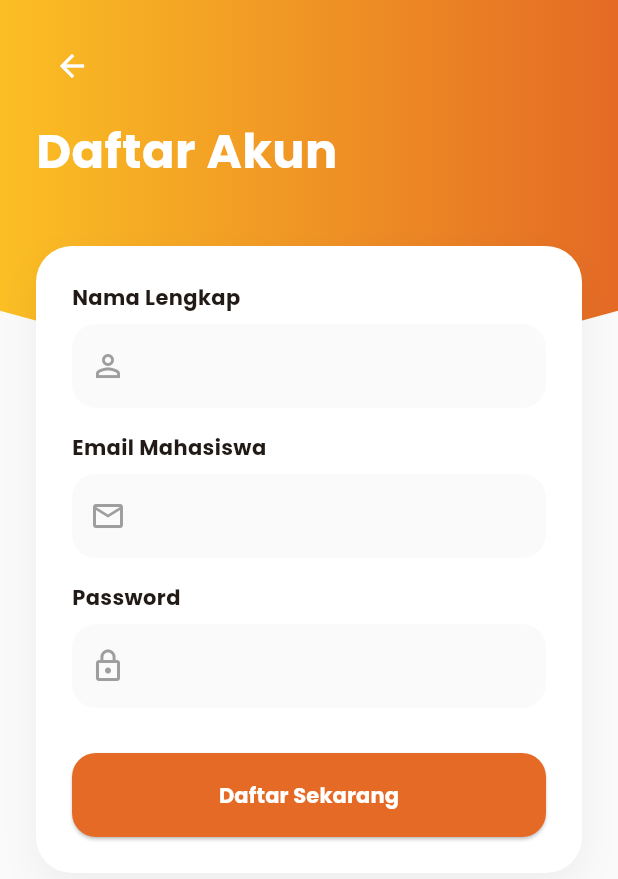
After one commit to christianhw27/food-court-plus, a Flutter app: the RegisterScreen screen opened directly, on a phone screen of 412 x 824 dp. The commit adds this screen. Shown: the top 879 px of the screen. Run offline on Flutter 3.47's test engine with Material 3 defaults, Android fonts, the phone set to English and light mode, and no system bars; our stand-ins replace cloud_firestore, firebase_auth, firebase_core, lottie, shared_preferences; accounts and stored records are empty.

Commit message:
mboh cokkkk

```diff
--- /dev/null
+++ b/lib/models/user_model.dart
@@ -0,0 +1,43 @@
+import 'package:cloud_firestore/cloud_firestore.dart';
+
+class UserModel {
+  final String uid;
+  final String email;
+  final String name;
+  final String role; // 'buyer', 'seller', 'admin'
+
+  UserModel({
+    required this.uid,
+    required this.email,
+    required this.name,
+    required this.role,
+  });
+
+  Map<String, dynamic> toMap() {
+    return {
+      'uid': uid,
+      'email': email,
+      'name': name,
+      'role': role,
+    };
+  }
+
+  factory UserModel.fromMap(Map<String, dynamic> map) {
+    return UserModel(
+      uid: map['uid'] ?? '',
+      email: map['email'] ?? '',
+      name: map['name'] ?? '',
+      role: map['role'] ?? 'buyer',
+    );
+  }
+
+  factory UserModel.fromDocument(DocumentSnapshot doc) {
+    final data = doc.data() as Map<String, dynamic>;
+    return UserModel(
+      uid: doc.id,
+      email: data['email'] ?? '',
+      name: data['name'] ?? '',
+      role: data['role'] ?? 'buyer',
+    );
+  }
+}
--- /dev/null
+++ b/lib/screens/auth/register_screen.dart
@@ -0,0 +1,178 @@
+import 'package:flutter/material.dart';
+import '../../core/theme.dart';
+import '../../services/auth_service.dart';
+
+class RegisterScreen extends StatefulWidget {
+  const RegisterScreen({super.key});
+
+  @override
+  State<RegisterScreen> createState() => _RegisterScreenState();
+}
+
+class _RegisterScreenState extends State<RegisterScreen> {
+  final _nameController = TextEditingController();
+  final _emailController = TextEditingController();
+  final _passwordController = TextEditingController();
+  final _authService = AuthService();
+
+  bool _isLoading = false;
+
+  void _register() async {
+    if (_nameController.text.isEmpty || _emailController.text.isEmpty || _passwordController.text.isEmpty) {
+      ScaffoldMessenger.of(context).showSnackBar(
+        const SnackBar(content: Text('Tolong isi semua field')),
+      );
+      return;
+    }
+
+    setState(() => _isLoading = true);
+
+    try {
+      await _authService.registerUser(
+        email: _emailController.text.trim(),
+        password: _passwordController.text.trim(),
+        name: _nameController.text.trim(),
+        role: 'buyer', // Default selalu buyer demi keamanan
+      );
+      if (mounted) {
+        Navigator.pop(context); // Kembali ke Login setelah sukses
+        ScaffoldMessenger.of(context).showSnackBar(
+          const SnackBar(content: Text('Registrasi Berhasil! Silakan Login')),
+        );
+      }
+    } catch (e) {
+      if (mounted) {
+        ScaffoldMessenger.of(context).showSnackBar(
+          SnackBar(content: Text('Error: ${e.toString()}')),
+        );
+      }
+    } finally {
+      if (mounted) setState(() => _isLoading = false);
+    }
+  }
+
+  @override
+  Widget build(BuildContext context) {
+    return Scaffold(
+      backgroundColor: AppTheme.backgroundColor,
+      body: Stack(
+        children: [
+          // Header Curve (reuse custom clipper logic or similar)
+          ClipPath(
+            clipper: RegisterHeaderClipper(),
+            child: Container(
+              height: MediaQuery.of(context).size.height * 0.3,
+              decoration: const BoxDecoration(
+                gradient: LinearGradient(
+                  colors: [Color(0xFFFBBF24), AppTheme.primaryColor],
+                ),
+              ),
+            ),
+          ),
+
+          SafeArea(
+            child: SingleChildScrollView(
+              padding: const EdgeInsets.symmetric(horizontal: 24.0),
+              child: Column(
+                crossAxisAlignment: CrossAxisAlignment.start,
+                children: [
+                  const SizedBox(height: 20),
+                  IconButton(
+                    icon: const Icon(Icons.arrow_back, color: Colors.white),
+                    onPressed: () => Navigator.pop(context),
+                  ),
+                  const SizedBox(height: 10),
+                  const Text(
+                    'Daftar Akun',
+                    style: TextStyle(
+                      fontSize: 32,
+                      fontWeight: FontWeight.bold,
+                      color: Colors.white,
+                    ),
+                  ),
+                  const SizedBox(height: 40),
+
+                  Container(
+                    padding: const EdgeInsets.all(24),
+                    decoration: BoxDecoration(
+                      color: Colors.white,
+                      borderRadius: BorderRadius.circular(24),
+                      boxShadow: [
+                        BoxShadow(
+                          color: Colors.black.withValues(alpha: 0.05),
+                          blurRadius: 20,
+                          offset: const Offset(0, 10),
+                        ),
+                      ],
+                    ),
+                    child: Column(
+                      children: [
+                        _buildTextField('Nama Lengkap', _nameController, Icons.person_outline),
+                        const SizedBox(height: 16),
+                        _buildTextField('Email Mahasiswa', _emailController, Icons.email_outlined),
+                        const SizedBox(height: 16),
+                        _buildTextField('Password', _passwordController, Icons.lock_outline, isPassword: true),
+                        const SizedBox(height: 30),
+
+                        SizedBox(
+                          width: double.infinity,
+                          height: 56,
+                          child: ElevatedButton(
+                            style: ElevatedButton.styleFrom(
+                              backgroundColor: AppTheme.primaryColor,
+                              shape: RoundedRectangleBorder(borderRadius: BorderRadius.circular(16)),
+                            ),
+                            onPressed: _isLoading ? null : _register,
+                            child: _isLoading
+                              ? const CircularProgressIndicator(color: Colors.white)
+                              : const Text('Daftar Sekarang', style: TextStyle(color: Colors.white, fontWeight: FontWeight.bold)),
+                          ),
+                        ),
+                      ],
+                    ),
+                  ),
+                ],
+              ),
+            ),
+          ),
+        ],
+      ),
+    );
+  }
+
+  Widget _buildTextField(String label, TextEditingController controller, IconData icon, {bool isPassword = false}) {
+    return Column(
+      crossAxisAlignment: CrossAxisAlignment.start,
+      children: [
+        Text(label, style: const TextStyle(fontSize: 14, fontWeight: FontWeight.bold)),
+        const SizedBox(height: 8),
+        TextField(
+          controller: controller,
+          obscureText: isPassword,
+          decoration: InputDecoration(
+            filled: true,
+            fillColor: AppTheme.backgroundColor,
+            prefixIcon: Icon(icon, color: Colors.grey),
+            border: OutlineInputBorder(borderRadius: BorderRadius.circular(16), borderSide: BorderSide.none),
+          ),
+        ),
+      ],
+    );
+  }
+}
+
+class RegisterHeaderClipper extends CustomClipper<Path> {
+  @override
+  Path getClip(Size size) {
+    var path = Path();
+    path.lineTo(0, size.height - 40);
+    var controlPoint = Offset(size.width / 2, size.height + 20);
+    var endPoint = Offset(size.width, size.height - 40);
+    path.quadraticBezierTo(controlPoint.dx, controlPoint.dy, endPoint.dx, endPoint.dy);
+    path.lineTo(size.width, 0);
+    path.close();
+    return path;
+  }
+  @override
+  bool shouldReclip(CustomClipper<Path> oldClipper) => false;
+}
--- a/pubspec.yaml
+++ b/pubspec.yaml
@@ -7,8 +7,10 @@ environment:
   sdk: ^3.11.0
 
 dependencies:
-  cloud_firestore: ^6.1.3
-  firebase_core: ^4.5.0
+  cloud_firestore: any
+  firebase_core: any
+  firebase_auth: any
+  shared_preferences: ^2.5.2
   flutter:
     sdk: flutter
   lottie: ^2.6.0 # Tambahkan ini bos
```
Also changed, not shown: lib/main.dart (+12 -7 lines), lib/screens/auth/login_screen.dart (+52 -10 lines), lib/screens/buyer/home_screen.dart (+29 -4 lines), lib/screens/buyer/profile_screen.dart (+33 -10 lines), lib/screens/onboarding_screen.dart (+10 -3 lines), lib/services/auth_service.dart (added, +90 -0 lines), lib/widgets/auth_wrapper.dart (added, +131 -0 lines), pubspec.lock, 1 other file.
